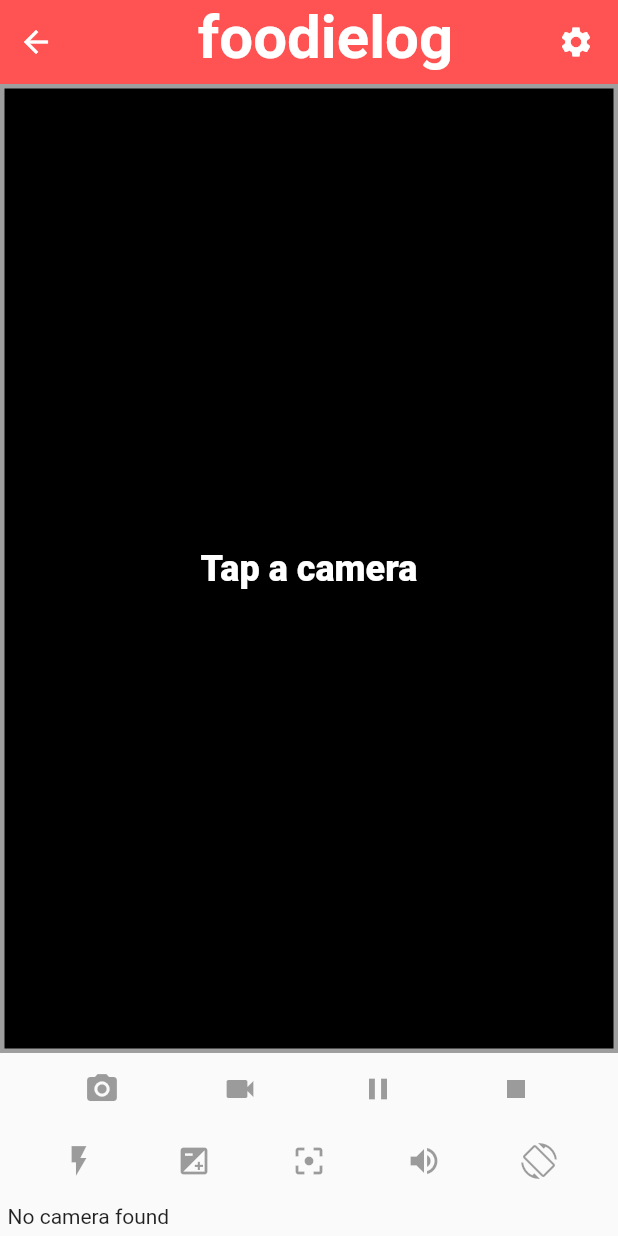
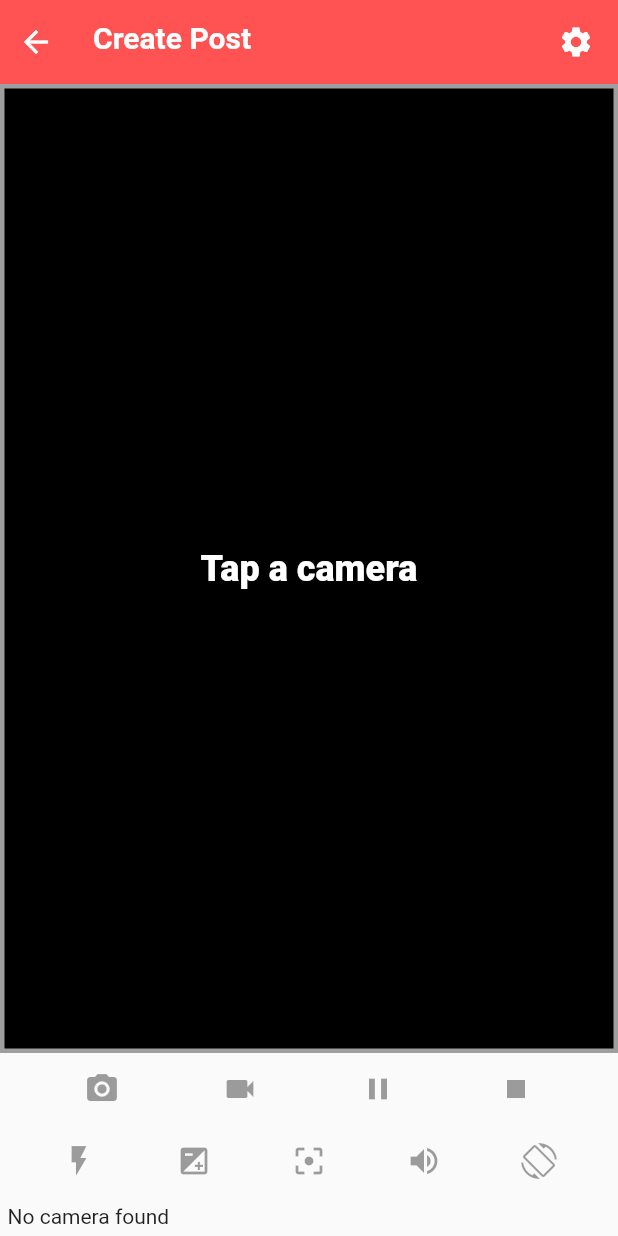
Before and after one commit to benshalom12/foodielog, a Flutter app: the CameraExampleHome screen opened by its route, on a phone screen of 412 x 824 dp. Run offline on Flutter 3.47's test engine with Material 2 defaults, Android fonts, the phone set to English and light mode, and no system bars; our stand-ins replace bottom_navy_bar, camera, firebase_auth, video_player; missing offline and left inert: dart:html; accounts and stored records are empty; network calls fail.

Commit message:
Ben's commit

```diff
--- a/example/lib/Camera.dart
+++ b/example/lib/Camera.dart
@@ -161,10 +161,10 @@ class _CameraExampleHomeState extends State<CameraExampleHome>
                 SizedBox(width: 12,),
                 Expanded(
                   child: Column(
-                    crossAxisAlignment: CrossAxisAlignment.center,
+                    crossAxisAlignment: CrossAxisAlignment.start,
                     mainAxisAlignment: MainAxisAlignment.center,
                     children: <Widget>[
-                      Text("foodielog",style: TextStyle( fontSize: 40 ,fontWeight: FontWeight.bold, color: Colors.white),),
+                      Text("Create Post",style: TextStyle( fontSize: 20 ,fontWeight: FontWeight.bold, color: Colors.white),),
                       SizedBox(height: 6,),
                     ],
                   ),
@@ -310,30 +310,30 @@ class _CameraExampleHomeState extends State<CameraExampleHome>
           children: <Widget>[
             IconButton(
               icon: Icon(Icons.flash_on),
-              color: Colors.blue,
+              color: Colors.redAccent,
               onPressed: controller != null ? onFlashModeButtonPressed : null,
             ),
             IconButton(
               icon: Icon(Icons.exposure),
-              color: Colors.blue,
+              color: Colors.redAccent,
               onPressed:
               controller != null ? onExposureModeButtonPressed : null,
             ),
             IconButton(
               icon: Icon(Icons.filter_center_focus),
-              color: Colors.blue,
+              color: Colors.redAccent,
               onPressed: controller != null ? onFocusModeButtonPressed : null,
             ),
             IconButton(
               icon: Icon(enableAudio ? Icons.volume_up : Icons.volume_mute),
-              color: Colors.blue,
+              color: Colors.redAccent,
               onPressed: controller != null ? onAudioModeButtonPressed : null,
             ),
             IconButton(
               icon: Icon(controller?.value.isCaptureOrientationLocked ?? false
                   ? Icons.screen_lock_rotation
                   : Icons.screen_rotation),
-              color: Colors.blue,
+              color: Colors.redAccent,
               onPressed: controller != null
                   ? onCaptureOrientationLockButtonPressed
                   : null,
@@ -358,8 +358,8 @@ class _CameraExampleHomeState extends State<CameraExampleHome>
             IconButton(
               icon: Icon(Icons.flash_off),
               color: controller?.value.flashMode == FlashMode.off
-                  ? Colors.orange
-                  : Colors.blue,
+                  ? Colors.redAccent
+                  : Colors.black26,
               onPressed: controller != null
                   ? () => onSetFlashModeButtonPressed(FlashMode.off)
                   : null,
@@ -367,8 +367,8 @@ class _CameraExampleHomeState extends State<CameraExampleHome>
             IconButton(
               icon: Icon(Icons.flash_auto),
               color: controller?.value.flashMode == FlashMode.auto
-                  ? Colors.orange
-                  : Colors.blue,
+                  ? Colors.redAccent
+                  : Colors.black26,
               onPressed: controller != null
                   ? () => onSetFlashModeButtonPressed(FlashMode.auto)
                   : null,
@@ -376,8 +376,8 @@ class _CameraExampleHomeState extends State<CameraExampleHome>
             IconButton(
               icon: Icon(Icons.flash_on),
               color: controller?.value.flashMode == FlashMode.always
-                  ? Colors.orange
-                  : Colors.blue,
+                  ? Colors.redAccent
+                  : Colors.black26,
               onPressed: controller != null
                   ? () => onSetFlashModeButtonPressed(FlashMode.always)
                   : null,
@@ -385,8 +385,8 @@ class _CameraExampleHomeState extends State<CameraExampleHome>
             IconButton(
               icon: Icon(Icons.highlight),
               color: controller?.value.flashMode == FlashMode.torch
-                  ? Colors.orange
-                  : Colors.blue,
+                  ? Colors.redAccent
+                  : Colors.black26,
               onPressed: controller != null
                   ? () => onSetFlashModeButtonPressed(FlashMode.torch)
                   : null,
@@ -400,13 +400,13 @@ class _CameraExampleHomeState extends State<CameraExampleHome>
   Widget _exposureModeControlRowWidget() {
     final ButtonStyle styleAuto = TextButton.styleFrom(
       primary: controller?.value.exposureMode == ExposureMode.auto
-          ? Colors.orange
-          : Colors.blue,
+          ? Colors.redAccent
+          : Colors.black26,
     );
     final ButtonStyle styleLocked = TextButton.styleFrom(
       primary: controller?.value.exposureMode == ExposureMode.locked
-          ? Colors.orange
-          : Colors.blue,
+          ? Colors.redAccent
+          : Colors.black26,
     );
 
     return SizeTransition(
@@ -478,13 +478,13 @@ class _CameraExampleHomeState extends State<CameraExampleHome>
   Widget _focusModeControlRowWidget() {
     final ButtonStyle styleAuto = TextButton.styleFrom(
       primary: controller?.value.focusMode == FocusMode.auto
-          ? Colors.orange
-          : Colors.blue,
+          ? Colors.redAccent
+          : Colors.black26,
     );
     final ButtonStyle styleLocked = TextButton.styleFrom(
       primary: controller?.value.focusMode == FocusMode.locked
-          ? Colors.orange
-          : Colors.blue,
+          ? Colors.redAccent
+          : Colors.black26,
     );
 
     return SizeTransition(
@@ -538,7 +538,7 @@ class _CameraExampleHomeState extends State<CameraExampleHome>
       children: <Widget>[
         IconButton(
           icon: const Icon(Icons.camera_alt),
-          color: Colors.blue,
+          color: Colors.redAccent,
           onPressed: cameraController != null &&
               cameraController.value.isInitialized &&
               !cameraController.value.isRecordingVideo
@@ -547,7 +547,7 @@ class _CameraExampleHomeState extends State<CameraExampleHome>
         ),
         IconButton(
           icon: const Icon(Icons.videocam),
-          color: Colors.blue,
+          color: Colors.redAccent,
           onPressed: cameraController != null &&
               cameraController.value.isInitialized &&
               !cameraController.value.isRecordingVideo
@@ -559,7 +559,7 @@ class _CameraExampleHomeState extends State<CameraExampleHome>
               cameraController.value.isRecordingPaused
               ? Icon(Icons.play_arrow)
               : Icon(Icons.pause),
-          color: Colors.blue,
+          color: Colors.redAccent,
           onPressed: cameraController != null &&
               cameraController.value.isInitialized &&
               cameraController.value.isRecordingVideo
--- a/example/lib/Login.dart
+++ b/example/lib/Login.dart
@@ -23,7 +23,7 @@ class Login0 extends StatelessWidget {
     return new MaterialApp(
       debugShowCheckedModeBanner: false,
       routes: <String, WidgetBuilder>{
-        '/signup': (BuildContext context) => new SignupPage(),
+       // '/signup': (BuildContext context) => new SignupPage(),
         '/login': (BuildContext context) => new Ben(),
         '/chat': (BuildContext context) => new chat(),
         '/settings': (BuildContext context) => new Settings(),
@@ -32,6 +32,11 @@ class Login0 extends StatelessWidget {
       home: new MyloginPage(),
     );
   }
+}
+
+class MyloginPage extends StatefulWidget {
+@override
+_MyloginPageState createState() => new _MyloginPageState();
 }
 
 class _MyloginPageState extends State<MyloginPage> {
@@ -43,12 +48,12 @@ class _MyloginPageState extends State<MyloginPage> {
         body: new Stack(
             fit:StackFit.expand,
             children:<Widget>[
-              new Image(
+             /* new Image(
                 image: new AssetImage("lib/assets/food.jpg"),
                 fit: BoxFit.cover,
                 color: Colors.black87,
                 colorBlendMode: BlendMode.darken,
-              ),
+              ),*/
 
 
               new Column(
@@ -131,7 +136,9 @@ class _MyloginPageState extends State<MyloginPage> {
                               color: Colors.pinkAccent,
                               elevation: 7.0,
                               child: GestureDetector(
-                                onTap: () {},
+                                onTap: () {
+                                  Navigator.of(context).pushNamed('/login');
+                                },
                                 child: Center(
                                   child: Text(
                                     'LOGIN',
@@ -189,7 +196,7 @@ class _MyloginPageState extends State<MyloginPage> {
                       SizedBox(width: 5.0),
                       InkWell(
                         onTap: () {
-                          Navigator.of(context).pushNamed('/signup');
+                         // Navigator.of(context).pushNamed('/signup');
                         },
                         child: Text(
                           'Register',
--- a/example/lib/main.dart
+++ b/example/lib/main.dart
@@ -84,7 +84,7 @@ int indexzero = 0;
           onTap: (){
             Navigator.of(context).pushNamed('/cam');
           },
-          child:Icon(Icons.widgets_sharp)),
+          child:Icon(Icons.camera)),
           actions: [
 
             new IconButton(icon: actionIcon,onPressed:(){
--- a/example/pubspec.yaml
+++ b/example/pubspec.yaml
@@ -46,8 +46,8 @@ flutter:
   uses-material-design: true
 
   # To add assets to your application, add an assets section, like this:
-  assets:
-    -  lib/assets/food.jpg
+  #assets:
+   # -  lib/assets/food.jpg
 
   #   - images/a_dot_ham.jpeg
 
```
